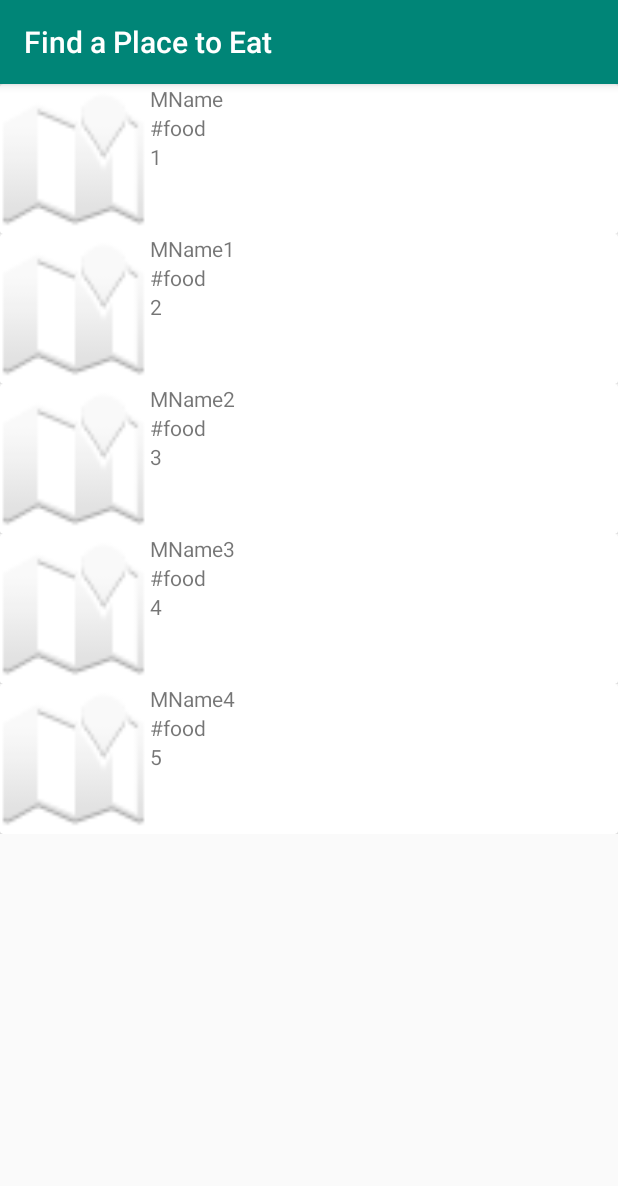
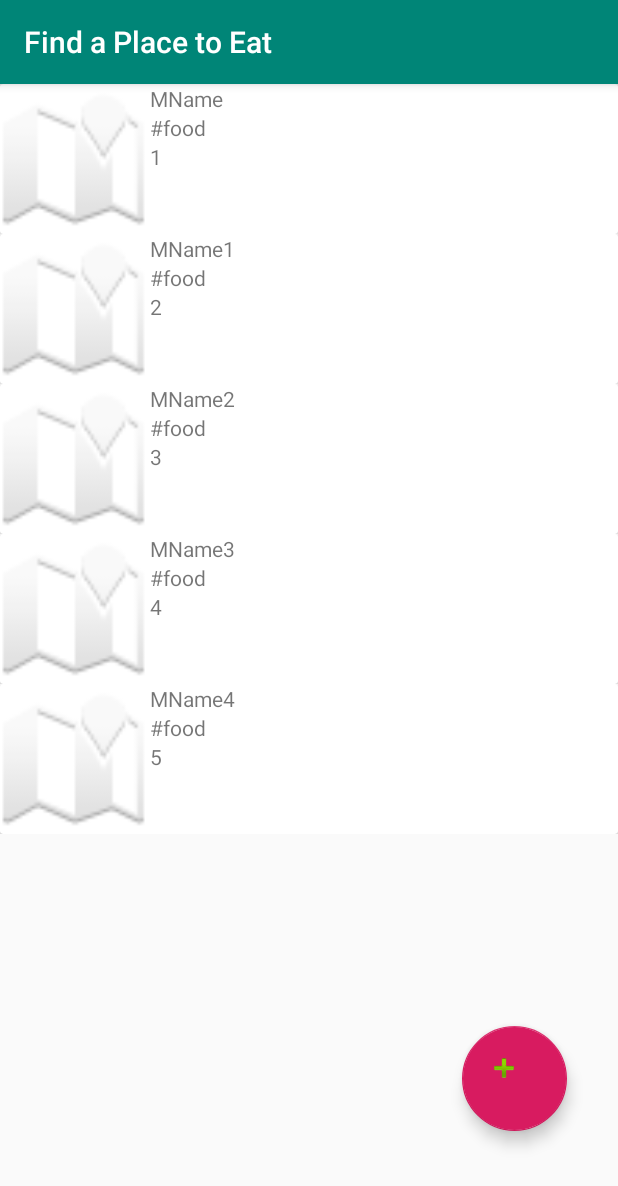
Before and after one commit to eliotshekhtman/have-you-eaten-yet, an Android app: the DirectoryActivity screen opened directly, with no data from a screen before it, on a phone screen of 412 x 824 dp. Shown: the top 1186 px of the screen. Run offline under Robolectric (Android 15) with nearby library versions, the phone set to English and light mode, and no system bars.

Commit message:
Added some location handling and an existant floating button - floating button has bad icon - no prompt message if fails to get location - floating button has no use so far

```diff
--- a/app/build.gradle
+++ b/app/build.gradle
@@ -21,6 +21,7 @@ android {
 
 dependencies {
     implementation fileTree(dir: 'libs', include: ['*.jar'])
+    implementation 'com.google.android.material:material:1.0.0-rc01'
     implementation 'androidx.appcompat:appcompat:1.0.2'
     implementation 'com.google.android.gms:play-services-maps:17.0.0'
     implementation 'androidx.constraintlayout:constraintlayout:1.1.3'
@@ -30,4 +31,5 @@ dependencies {
     androidTestImplementation 'androidx.test.espresso:espresso-core:3.1.1'
     implementation 'androidx.recyclerview:recyclerview:1.0.0'
     implementation 'androidx.cardview:cardview:1.0.0'
+    implementation 'com.google.android.gms:play-services-location:17.0.0'
 }
--- a/app/src/main/AndroidManifest.xml
+++ b/app/src/main/AndroidManifest.xml
@@ -46,7 +46,10 @@
             android:name=".PersonalActivity"
             android:label="Your Account"></activity>
         <activity
-            android:name=".MealActivity"/>
+            android:name=".MealActivity" />
+        <activity
+            android:name=".NewMealActivity"
+            android:label="Create a new meal!" />
     </application>
 
 </manifest>
--- a/app/src/main/java/com/example/haveyoueatenyet/Account.java
+++ b/app/src/main/java/com/example/haveyoueatenyet/Account.java
@@ -6,6 +6,8 @@ public class Account {
     private String description;
     private String username;
     private String password;
+    private double currLat;
+    private double currLong;
 
     public Account(String name, String username, String password) {
         this.name = name; this.username = username; this.password = password;
@@ -29,8 +31,12 @@ public class Account {
     public String getName() { return name; }
     public String getUsername() { return username; }
     public String getPassword() { return password; }
+    public double getLatitude() { return currLat; }
+    public double getLongtiude() { return currLong; }
 
     public void setName(String name) { this.name = name; }
     public void setUsername(String username) { this.username = username; }
     public void setPassword(String password) { this.password = password; }
+    public void setLatitude(double lat) { currLat = lat; }
+    public void setLongitude(double lon) { currLong = lon; }
 }
--- a/app/src/main/java/com/example/haveyoueatenyet/DirectoryActivity.java
+++ b/app/src/main/java/com/example/haveyoueatenyet/DirectoryActivity.java
@@ -1,21 +1,40 @@
 package com.example.haveyoueatenyet;
 
+import android.Manifest;
+import android.annotation.TargetApi;
 import android.content.Context;
 import android.content.Intent;
+import android.content.IntentSender;
+import android.location.Location;
 import android.os.Bundle;
 import android.util.Log;
 import android.view.View;
 import android.widget.TextView;
 import android.widget.Toast;
 
+import androidx.annotation.NonNull;
 import androidx.appcompat.app.AppCompatActivity;
 import androidx.recyclerview.widget.DefaultItemAnimator;
 import androidx.recyclerview.widget.LinearLayoutManager;
 import androidx.recyclerview.widget.RecyclerView;
 
+import com.google.android.gms.common.api.ResolvableApiException;
+import com.google.android.gms.location.FusedLocationProviderClient;
+import com.google.android.gms.location.LocationRequest;
+import com.google.android.gms.location.LocationServices;
+import com.google.android.gms.location.LocationSettingsRequest;
+import com.google.android.gms.location.LocationSettingsResponse;
+import com.google.android.gms.location.SettingsClient;
+import com.google.android.gms.tasks.OnFailureListener;
+import com.google.android.gms.tasks.OnSuccessListener;
+import com.google.android.gms.tasks.Task;
+
 import java.util.ArrayList;
 
 public class DirectoryActivity extends AppCompatActivity {
+    private FusedLocationProviderClient fusedLocationClient;
+    protected static final int REQUEST_CHECK_SETTINGS = 0x1;
+
     private static RecyclerView.Adapter adapter;
     private RecyclerView.LayoutManager layoutManager;
     private static RecyclerView recyclerView;
@@ -27,6 +46,8 @@ public class DirectoryActivity extends AppCompatActivity {
         super.onCreate(savedInstanceState);
         Intent intent = this.getIntent();
         setContentView((R.layout.activity_directory));
+
+        setLocation();
 
         myOnClickListener = new MyOnClickListener(this);
 
@@ -48,6 +69,10 @@ public class DirectoryActivity extends AppCompatActivity {
 
         adapter = new CustomAdapter(meals);
         recyclerView.setAdapter(adapter);
+    }
+
+    public void newMeal(View view) {
+
     }
 
     private class MyOnClickListener implements View.OnClickListener {
@@ -85,4 +110,21 @@ public class DirectoryActivity extends AppCompatActivity {
             startActivity(intent);
         }
     }
+
+    protected void setLocation() {
+        fusedLocationClient = LocationServices.getFusedLocationProviderClient(this);
+
+        fusedLocationClient.getLastLocation()
+                .addOnSuccessListener(this, new OnSuccessListener<Location>() {
+                    @Override
+                    public void onSuccess(Location location) {
+                        // Got last known location. In some rare situations this can be null.
+                        if (location != null) {
+                            // Logic to handle location object
+                            PersonalActivity.account.setLatitude(location.getLatitude());
+                            PersonalActivity.account.setLongitude(location.getLongitude());
+                        }
+                    }
+                });
+    }
 }
--- a/app/src/main/java/com/example/haveyoueatenyet/MealActivity.java
+++ b/app/src/main/java/com/example/haveyoueatenyet/MealActivity.java
@@ -60,7 +60,9 @@ public class MealActivity extends AppCompatActivity implements OnMapReadyCallbac
 
         // Add a marker in Sydney and move the camera
         LatLng loc = new LatLng(meal.getLatitude(), meal.getLongitude());
+        LatLng you = new LatLng(PersonalActivity.account.getLatitude(), PersonalActivity.account.getLongtiude());
         mMap.addMarker(new MarkerOptions().position(loc).title("Where you'll eat!"));
+        mMap.addMarker(new MarkerOptions().position(you).title("Your current location!"));
         mMap.moveCamera(CameraUpdateFactory.newLatLng(loc));
     }
 }
--- /dev/null
+++ b/app/src/main/java/com/example/haveyoueatenyet/NewMealActivity.java
@@ -0,0 +1,6 @@
+package com.example.haveyoueatenyet;
+
+import androidx.appcompat.app.AppCompatActivity;
+
+public class NewMealActivity extends AppCompatActivity {
+}
--- a/app/src/main/res/layout/activity_directory.xml
+++ b/app/src/main/res/layout/activity_directory.xml
@@ -1,11 +1,37 @@
 <?xml version="1.0" encoding="utf-8"?>
-<RelativeLayout xmlns:android="http://schemas.android.com/apk/res/android"
-    android:orientation="vertical" android:layout_width="match_parent"
+<androidx.constraintlayout.widget.ConstraintLayout
+    xmlns:android="http://schemas.android.com/apk/res/android"
+    xmlns:app="http://schemas.android.com/apk/res-auto"
+    xmlns:tools="http://schemas.android.com/tools"
+    android:layout_width="match_parent"
     android:layout_height="match_parent">
 
-    <androidx.recyclerview.widget.RecyclerView
-        android:id="@+id/card_holder"
+    <LinearLayout
+        android:id="@+id/linearLayout"
         android:layout_width="match_parent"
         android:layout_height="match_parent"
-        android:scrollbars="vertical" />
-</RelativeLayout>
+        android:orientation="vertical">
+
+        <androidx.recyclerview.widget.RecyclerView
+            android:id="@+id/card_holder"
+            android:layout_width="match_parent"
+            android:layout_height="match_parent"
+            android:scrollbars="vertical" />
+
+    </LinearLayout>
+
+    <com.google.android.material.floatingactionbutton.FloatingActionButton
+        android:id="@+id/newMeal"
+        android:layout_width="70dp"
+        android:layout_height="70dp"
+        android:clickable="true"
+        app:layout_constraintBottom_toBottomOf="parent"
+        app:layout_constraintEnd_toEndOf="parent"
+        app:layout_constraintStart_toStartOf="parent"
+        app:layout_constraintTop_toTopOf="@+id/linearLayout"
+        app:layout_constraintHorizontal_bias="0.9"
+        app:layout_constraintVertical_bias="0.9"
+        android:onClick="newMeal"
+        app:srcCompat="@android:drawable/ic_input_add" />
+
+</androidx.constraintlayout.widget.ConstraintLayout>
--- /dev/null
+++ b/app/src/main/res/layout/activity_newmeal.xml
@@ -0,0 +1,6 @@
+<?xml version="1.0" encoding="utf-8"?>
+<LinearLayout xmlns:android="http://schemas.android.com/apk/res/android"
+    android:orientation="vertical" android:layout_width="match_parent"
+    android:layout_height="match_parent">
+
+</LinearLayout>
--- /dev/null
+++ b/app/src/main/res/transition/grid_detail_transition.xml
@@ -0,0 +1,26 @@
+<?xml version="1.0" encoding="utf-8"?>
+<!-- Copyright (C) 2014 The Android Open Source Project
+     Licensed under the Apache License, Version 2.0 (the "License");
+     you may not use this file except in compliance with the License.
+     You may obtain a copy of the License at
+          http://www.apache.org/licenses/LICENSE-2.0
+     Unless required by applicable law or agreed to in writing, software
+     distributed under the License is distributed on an "AS IS" BASIS,
+     WITHOUT WARRANTIES OR CONDITIONS OF ANY KIND, either express or implied.
+     See the License for the specific language governing permissions and
+     limitations under the License.
+-->
+
+<!--
+    The transitions which us used for the entrance and exit of shared elements. Here we declare
+    two different transitions which are targeting specific views.
+-->
+<transitionSet xmlns:android="http://schemas.android.com/apk/res/android">
+
+    <!-- changeBounds is used for the TextViews which are shared -->
+    <changeBounds />
+
+    <!-- changeImageTransform is used for the ImageViews which are shared -->
+    <changeImageTransform />
+
+</transitionSet>
--- a/app/src/main/res/values/styles.xml
+++ b/app/src/main/res/values/styles.xml
@@ -1,4 +1,4 @@
-<resources>
+<resources xmlns:tools="http://schemas.android.com/tools">
 
     <!-- Base application theme. -->
     <style name="AppTheme" parent="Theme.AppCompat.Light.DarkActionBar">
@@ -6,6 +6,12 @@
         <item name="colorPrimary">@color/colorPrimary</item>
         <item name="colorPrimaryDark">@color/colorPrimaryDark</item>
         <item name="colorAccent">@color/colorAccent</item>
+        <item name="android:windowSharedElementEnterTransition" tools:ignore="NewApi">
+            @transition/grid_detail_transition
+        </item>
+        <item name="android:windowSharedElementExitTransition" tools:ignore="NewApi">
+            @transition/grid_detail_transition
+        </item>
     </style>
 
 </resources>
```
Also changed, not shown: app/src/main/java/com/example/haveyoueatenyet/Meal.java (+8 -0 lines).
